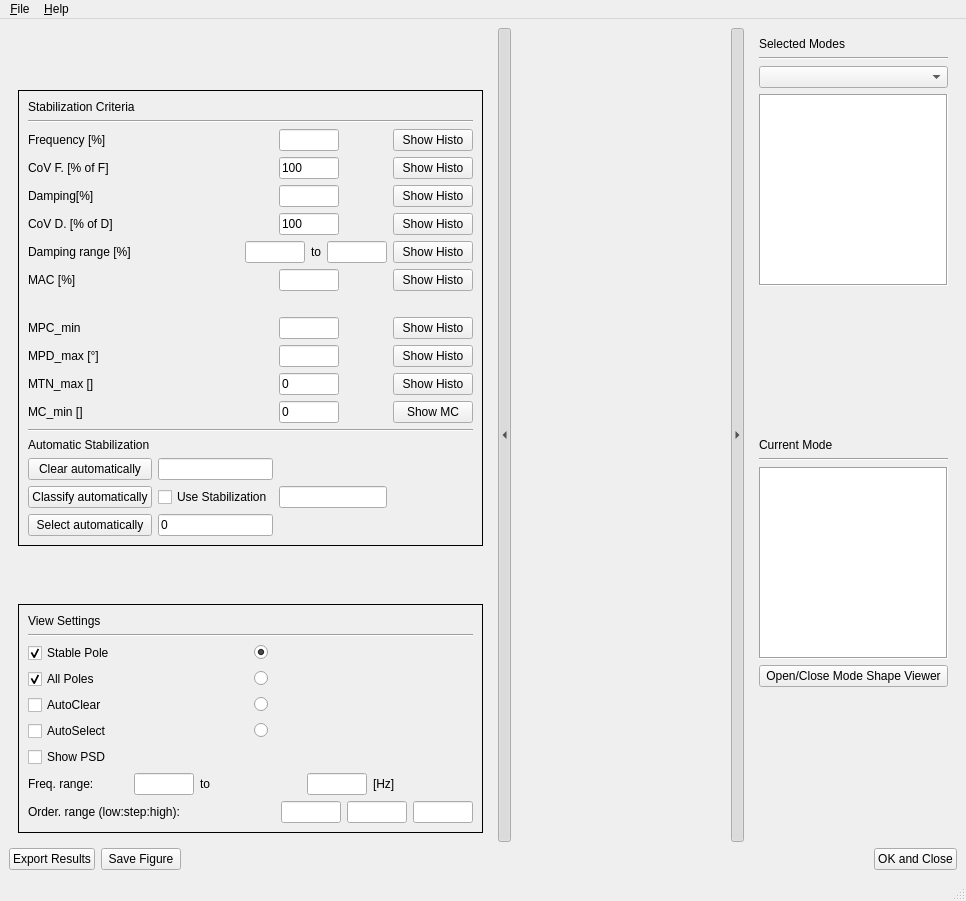
Before: the Qt Designer form pyOMA/GUI/ui/stabil_gui.ui in pyOMA-dev/pyOMA, drawn with Qt 5.
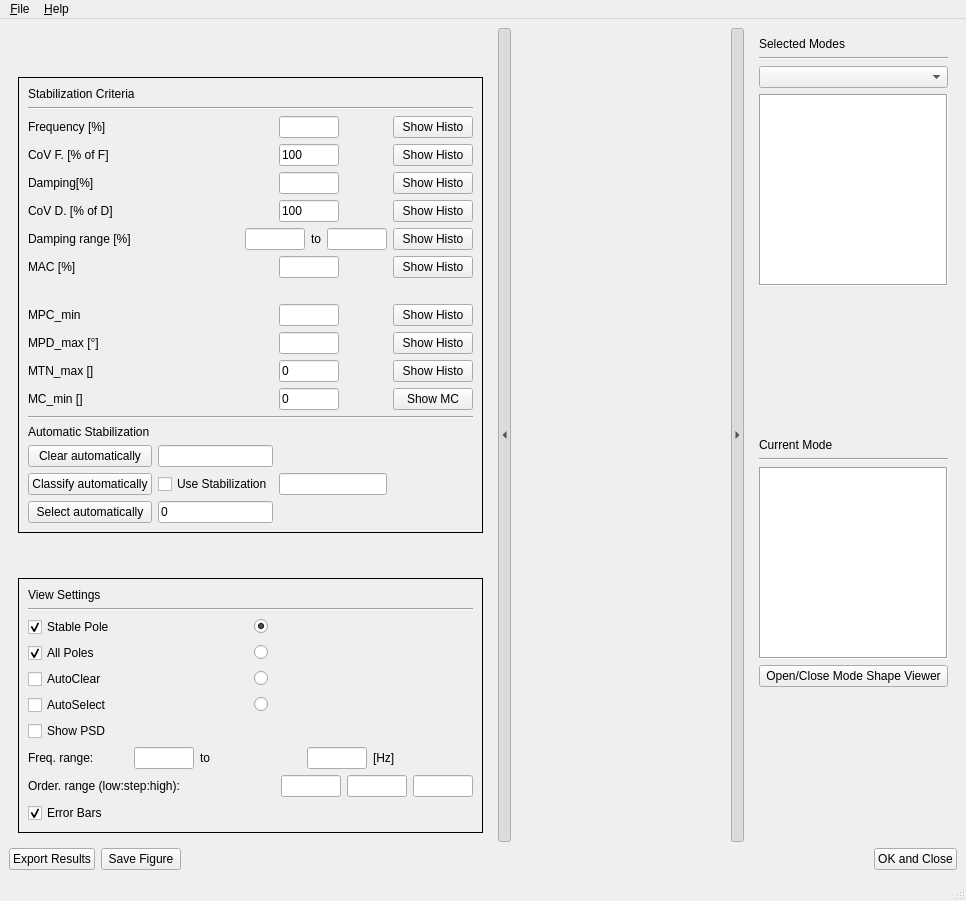
After: the same form once the commit is applied. Custom widgets are drawn as their Qt base class.

Commit message:
Add error-bar visibility checkbox to StabilGUI
StabilPlot.toggle_stdf existed but was never wired to any widget, so
users with variance-capable estimators had no way to hide the
frequency error bars once std capability made them appear.

Claude-Session: https://claude.ai/code/session_011iZAeox3hQXLM3SHt5BpCk

Patch:
```diff
--- a/pyOMA/GUI/ui/stabil_gui.ui
+++ b/pyOMA/GUI/ui/stabil_gui.ui
@@ -724,6 +724,16 @@
              </property>
             </widget>
            </item>
+           <item row="10" column="1" colspan="2">
+            <widget class="QCheckBox" name="show_stdf_checkbox">
+             <property name="text">
+              <string>Error Bars</string>
+             </property>
+             <property name="checked">
+              <bool>true</bool>
+             </property>
+            </widget>
+           </item>
           </layout>
          </widget>
         </item>
```
The commit also changes 3 other files.
